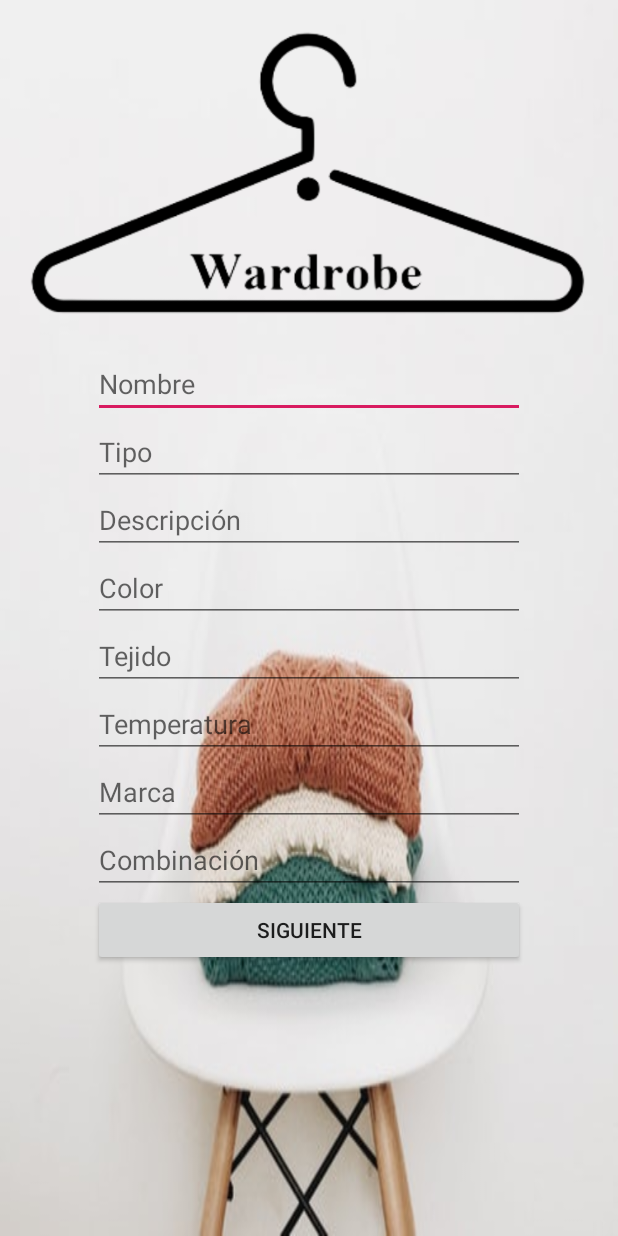
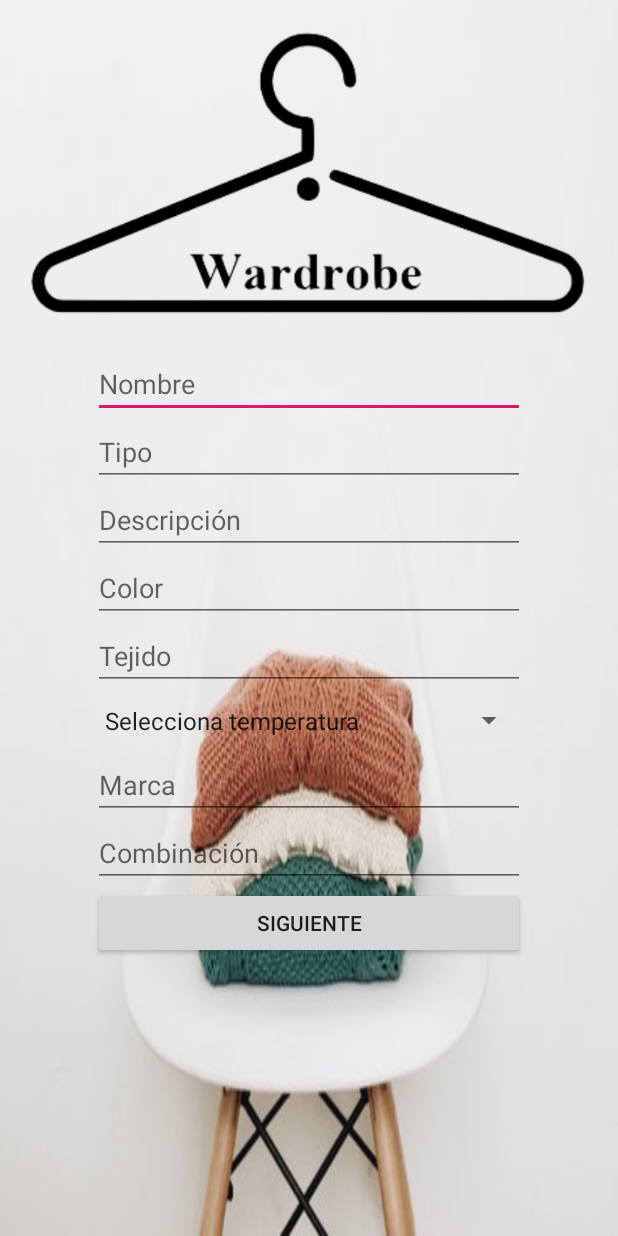
Before and after one commit to jmpchamizo2/proyectoGithub, an Android app: the GarmentActivity screen opened directly, with no data from a screen before it, on a phone screen of 412 x 824 dp. Run offline under Robolectric (Android 15) with nearby library versions, the phone set to English and light mode, and no system bars; our stand-ins replace Firebase (no records; nobody signed in at launch, a user with empty details on screens opened directly).

Commit message:
Temperatures Garment

```diff
--- a/app/src/main/java/com/jmpcdev/wardrobe/AccountActivity.java
+++ b/app/src/main/java/com/jmpcdev/wardrobe/AccountActivity.java
@@ -39,7 +39,6 @@ public class AccountActivity extends AppCompatActivity {
     private Button btnUser;
     private ImageView imvUserHome;
 
-
     private FirebaseAuth mAuth;
     private FirebaseUser currentUser;
     private static final String TAG = "AccountActivity";
@@ -68,6 +67,7 @@ public class AccountActivity extends AppCompatActivity {
         rdbMale = findViewById(R.id.rdbMale);
         rdbOther = findViewById(R.id.rdbOther);
         rdbUnans = findViewById(R.id.rdbNotAnswer);
+
 
         mAuth = FirebaseAuth.getInstance();
         currentUser = mAuth.getCurrentUser();
@@ -100,6 +100,7 @@ public class AccountActivity extends AppCompatActivity {
         // Check if user is signed in (non-null) and update UI accordingly.
         FirebaseUser currentUser = mAuth.getCurrentUser();
         updateUserValues(currentUser);
+
 
     }
 
@@ -215,5 +216,4 @@ public class AccountActivity extends AppCompatActivity {
 
     }
 
-
 }
--- a/app/src/main/java/com/jmpcdev/wardrobe/GarmentActivity.java
+++ b/app/src/main/java/com/jmpcdev/wardrobe/GarmentActivity.java
@@ -19,11 +19,22 @@ import com.google.firebase.database.DatabaseReference;
 import com.google.firebase.database.FirebaseDatabase;
 import com.google.firebase.database.ValueEventListener;
 
-public class GarmentActivity extends AppCompatActivity {
+import java.util.ArrayList;
+import java.util.List;
+
+
+
+
+public class GarmentActivity extends AppCompatActivity implements MultiSpinner.MultiSpinnerListener {
 
     private ImageView imvGarmentHome;
-    private EditText edtNameGarment, edtType, edtDesc, edtColor, edtTissue, edtTemperature, edtBrandname, edtGarments;
+    private EditText edtNameGarment, edtType, edtDesc, edtColor, edtTissue, edtBrandname, edtGarments;
     private Button btnGarmentContinue;
+    private MultiSpinner multiSpinnerTemperature;
+
+    private List<String> temperatures = new ArrayList<String>();
+    private List<TemperaturesGarment> temperaturesGarment = new ArrayList<TemperaturesGarment>();
+
 
     private FirebaseAuth mAuth;
 
@@ -33,16 +44,26 @@ public class GarmentActivity extends AppCompatActivity {
         setContentView(R.layout.activity_garment);
         getSupportActionBar().hide();
 
+        temperatures.add("<0");
+        temperatures.add("0-5");
+        temperatures.add("5-10");
+        temperatures.add("10-15");
+        temperatures.add("15-20");
+        temperatures.add("20-25");
+        temperatures.add("25-30");
+        temperatures.add(">30");
+
         imvGarmentHome = findViewById(R.id.imvGarmentHome);
         edtColor = findViewById(R.id.edtColor);
         edtDesc = findViewById(R.id.edtDesc);
         edtNameGarment = findViewById(R.id.edtNameGarment);
         edtBrandname = findViewById(R.id.edtStore);
-        edtTemperature = findViewById(R.id.edtTemperature);
         edtTissue = findViewById(R.id.edtTissue);
         edtType = findViewById(R.id.edtType);
         edtGarments = findViewById(R.id.edtCombine);
         btnGarmentContinue = findViewById(R.id.btnGarment);
+        multiSpinnerTemperature = (MultiSpinner) findViewById(R.id.multispinnerTemperature);
+        multiSpinnerTemperature.setItems(temperatures, getString(R.string.select_temperature),  this);
 
         mAuth = FirebaseAuth.getInstance();
 
@@ -82,11 +103,10 @@ public class GarmentActivity extends AppCompatActivity {
         String description = edtDesc.getText().toString();
         String color = edtColor.getText().toString();
         String tissue = edtTissue.getText().toString();
-        String temperature = edtTemperature.getText().toString();
+
         String brandname = edtBrandname.getText().toString();
-        Garment garment = new Garment("prueba", name, type, description, color, tissue, temperature, brandname);
+        Garment garment = new Garment("prueba", name, type, description, color, tissue, temperaturesGarment, brandname);
         garment.addUser(currentUser.getUid());
-        System.out.println(garment.getUsers() + "///////////////////////////////////");
         DatabaseReference mDataBaseGarmentsGarmentId = mDataBase.child("garments").child(garment.getId());
         mDataBaseGarmentsGarmentId.child("image").setValue(garment.getImage());
         mDataBaseGarmentsGarmentId.child("type").setValue(garment.getType());
@@ -124,4 +144,12 @@ public class GarmentActivity extends AppCompatActivity {
     }
 
 
+    @Override
+    public void onItemsSelected(boolean[] selected) {
+        for(int i = 0; i < selected.length; i++){
+            if(selected[i]){
+                temperaturesGarment.add(TemperaturesGarment.values()[i]);
+            }
+        }
+    }
 }
--- /dev/null
+++ b/app/src/main/java/com/jmpcdev/wardrobe/MultiSpinner.java
@@ -0,0 +1,106 @@
+package com.jmpcdev.wardrobe;
+
+import android.app.AlertDialog;
+import android.content.Context;
+import android.content.DialogInterface;
+import android.util.AttributeSet;
+import android.widget.ArrayAdapter;
+import androidx.appcompat.widget.AppCompatSpinner;
+import java.util.List;
+
+public class MultiSpinner extends AppCompatSpinner implements
+        DialogInterface.OnMultiChoiceClickListener, DialogInterface.OnCancelListener {
+
+    private List<String> items;
+    private boolean[] selected;
+    private String defaultText;
+    private MultiSpinnerListener listener;
+
+    public MultiSpinner(Context context) {
+        super(context);
+    }
+
+    public MultiSpinner(Context arg0, AttributeSet arg1) {
+        super(arg0, arg1);
+    }
+
+    public MultiSpinner(Context arg0, AttributeSet arg1, int arg2) {
+        super(arg0, arg1, arg2);
+    }
+
+    @Override
+    public void onClick(DialogInterface dialog, int which, boolean isChecked) {
+        if (isChecked)
+            selected[which] = true;
+        else
+            selected[which] = false;
+    }
+
+    @Override
+    public void onCancel(DialogInterface dialog) {
+        // refresh text on spinner
+        StringBuffer spinnerBuffer = new StringBuffer();
+        boolean someUnselected = false;
+        for (int i = 0; i < items.size(); i++) {
+            if (selected[i] == true) {
+                spinnerBuffer.append(items.get(i));
+                spinnerBuffer.append(", ");
+            } else {
+                someUnselected = true;
+            }
+        }
+        String spinnerText;
+        if (someUnselected) {
+            spinnerText = spinnerBuffer.toString();
+            if (spinnerText.length() > 2)
+                spinnerText = spinnerText.substring(0, spinnerText.length() - 2);
+        } else {
+            spinnerText = defaultText;
+        }
+        ArrayAdapter<String> adapter = new ArrayAdapter<String>(getContext(),
+                android.R.layout.simple_spinner_item,
+                new String[] { spinnerText });
+        setAdapter(adapter);
+        listener.onItemsSelected(selected);
+    }
+
+    @Override
+    public boolean performClick() {
+        AlertDialog.Builder builder = new AlertDialog.Builder(getContext());
+        builder.setMultiChoiceItems(
+                items.toArray(new CharSequence[items.size()]), selected, this);
+        builder.setPositiveButton(android.R.string.ok,
+                new DialogInterface.OnClickListener() {
+
+                    @Override
+                    public void onClick(DialogInterface dialog, int which) {
+                        dialog.cancel();
+                    }
+                });
+        builder.setOnCancelListener(this);
+        builder.show();
+        return true;
+    }
+
+    public void setItems(List<String> items, String allText,
+                         MultiSpinnerListener listener) {
+        this.items = items;
+        this.defaultText = allText;
+        this.listener = listener;
+
+        // all selected by default
+        selected = new boolean[items.size()];
+        for (int i = 0; i < selected.length; i++)
+            selected[i] = false;
+
+        // all text on the spinner
+        ArrayAdapter<String> adapter = new ArrayAdapter<String>(getContext(),
+                android.R.layout.simple_spinner_item, new String[] { allText });
+        setAdapter(adapter);
+    }
+
+    public interface MultiSpinnerListener {
+        public void onItemsSelected(boolean[] selected);
+    }
+
+}
--- /dev/null
+++ b/app/src/main/java/com/jmpcdev/wardrobe/TemperaturesGarment.java
@@ -0,0 +1,6 @@
+package com.jmpcdev.wardrobe;
+
+public enum  TemperaturesGarment {
+        TEMPSUB0, TEMP0_5, TEMP5_10, TEMP10_15, TEMP15_20, TEMP20_25, TEMP25_30, TEMPUP30;
+
+}
--- a/app/src/main/res/layout/activity_garment.xml
+++ b/app/src/main/res/layout/activity_garment.xml
@@ -76,21 +76,21 @@
             android:hint="@string/tissue"
             app:layout_constraintStart_toStartOf="parent"
             app:layout_constraintEnd_toEndOf="parent"
-            app:layout_constraintBottom_toTopOf="@id/edtTemperature"
+            app:layout_constraintBottom_toTopOf="@id/multispinnerTemperature"
             app:layout_constraintTop_toBottomOf="@id/edtColor" />
 
-        <EditText
-            android:id="@+id/edtTemperature"
+        <com.jmpcdev.wardrobe.MultiSpinner
+            android:id="@+id/multispinnerTemperature"
             android:layout_width="0dp"
             app:layout_constraintWidth_percent="0.7"
-            android:layout_height="wrap_content"
-            android:ems="10"
-            android:inputType="textPersonName"
-            android:hint="@string/temperature"
+            android:layout_height="0dp"
+            app:layout_constraintHeight_percent="0.1"
+            android:prompt="@string/temperature"
             app:layout_constraintStart_toStartOf="parent"
             app:layout_constraintEnd_toEndOf="parent"
             app:layout_constraintBottom_toTopOf="@id/edtStore"
-            app:layout_constraintTop_toBottomOf="@id/edtTissue" />
+            app:layout_constraintTop_toBottomOf="@id/edtTissue"/>
+
 
         <EditText
             android:id="@+id/edtStore"
@@ -102,7 +102,7 @@
             app:layout_constraintStart_toStartOf="parent"
             app:layout_constraintEnd_toEndOf="parent"
             app:layout_constraintBottom_toTopOf="@id/edtCombine"
-            app:layout_constraintTop_toBottomOf="@id/edtTemperature" />
+            app:layout_constraintTop_toBottomOf="@id/multispinnerTemperature" />
 
         <EditText
             android:id="@+id/edtCombine"
@@ -126,6 +126,9 @@
             app:layout_constraintEnd_toEndOf="parent"
             app:layout_constraintBottom_toBottomOf="parent"
             app:layout_constraintTop_toBottomOf="@id/edtCombine" />
+
+
+
     </androidx.constraintlayout.widget.ConstraintLayout>
 
 </LinearLayout>
--- a/app/src/main/res/values/strings.xml
+++ b/app/src/main/res/values/strings.xml
@@ -29,4 +29,5 @@
     <string name="forgetPass">¿Has olvidado la contraseña?</string>
     <string name="zipCode">Codigo Postal</string>
     <string name="image_garment_description">Imagen de la prenda</string>
+    <string name="select_temperature">Selecciona temperatura</string>
 </resources>
```
Also changed, not shown: app/src/main/java/com/jmpcdev/wardrobe/Garment.java (+3 -6 lines), 1 other file.
